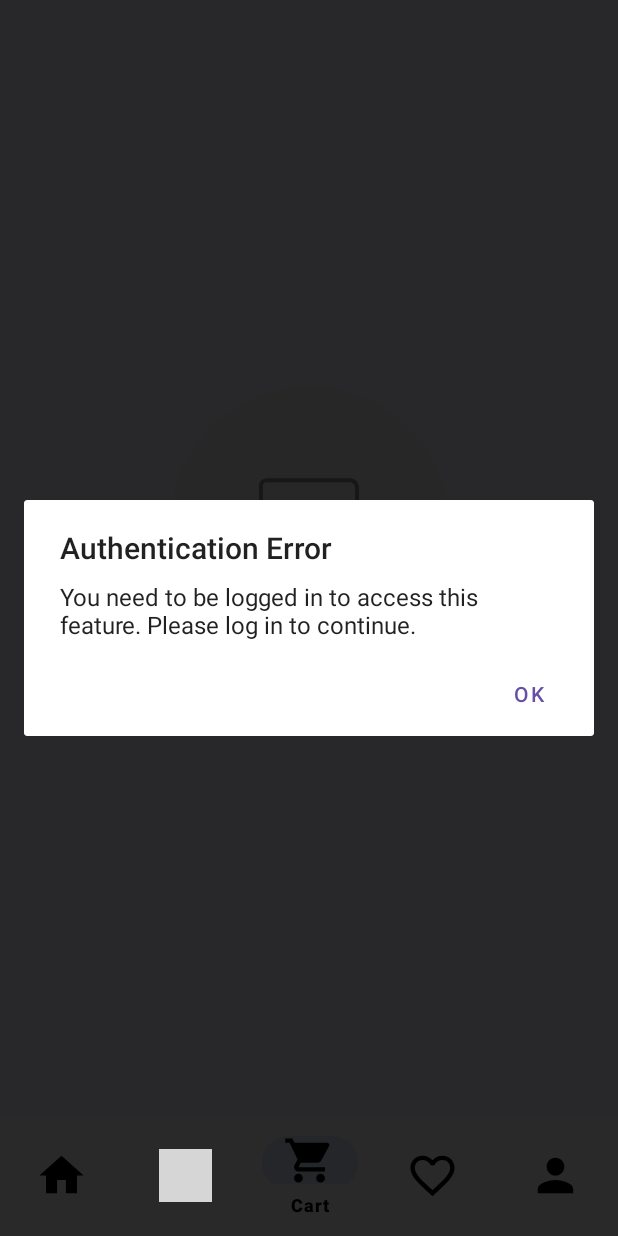
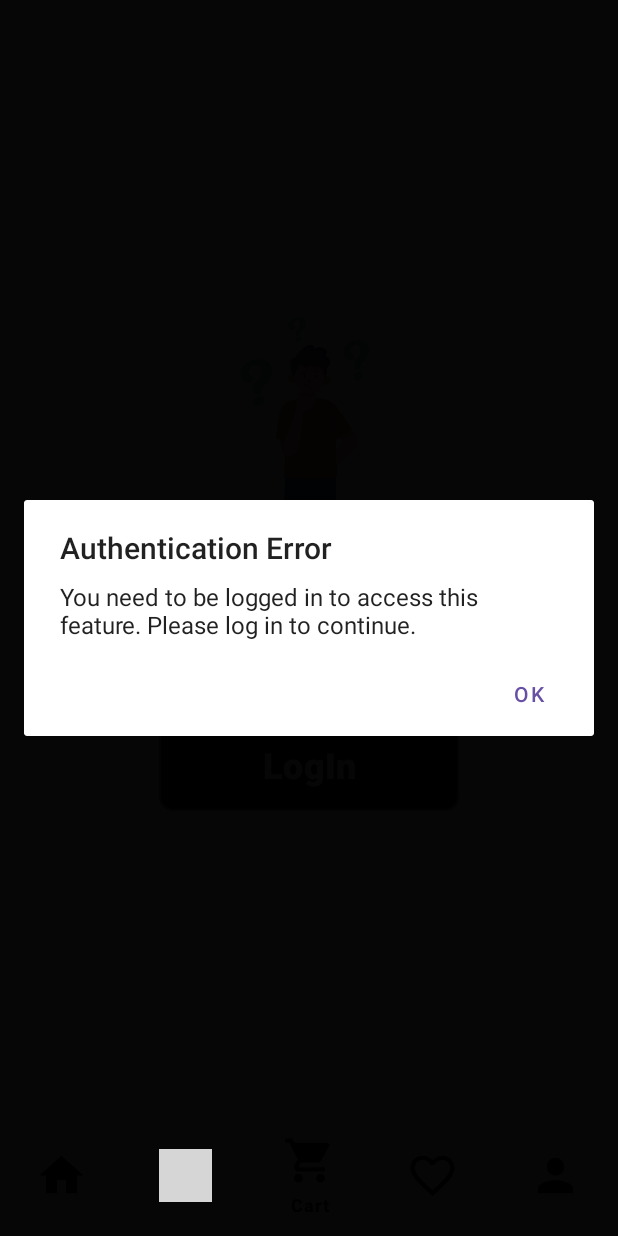
Before and after one commit to hadeer2adel/FashionShop, an Android app: the CartFragment screen opened through its navigation route, item 3 of the bottom bar chosen, on a phone screen of 412 x 824 dp. Run offline under Robolectric (Android 15) with nearby library versions, the phone set to English and light mode, and no system bars; our stand-ins replace navigation-ui; libraries missing offline, so code that uses them is left out: com.smarteist.autoimageslider, nl.bryanderidder.themedtogglebuttongroup; pictures from the network do not load; 6 statements that could not run were skipped; grey boxes are pictures that could not be loaded.

Commit message:
update guest

```diff
--- a/FashionShop/app/src/main/java/com/example/fashionshop/Modules/ShoppingCard/view/CartFragment.kt
+++ b/FashionShop/app/src/main/java/com/example/fashionshop/Modules/ShoppingCard/view/CartFragment.kt
@@ -2,6 +2,7 @@ package com.example.fashionshop.Modules.ShoppingCard.view
 
 import CartFragmentArgs
 import android.app.AlertDialog
+import android.content.Intent
 import android.os.Bundle
 import android.util.Log
 import android.view.LayoutInflater
@@ -20,6 +21,7 @@ import com.example.fashionshop.Model.CustomerData
 import com.example.fashionshop.Model.TaxLineX
 import com.example.fashionshop.Model.inventoryQuantities
 import com.example.fashionshop.Model.originalPrices
+import com.example.fashionshop.Modules.Authentication.view.LoginActivity
 import com.example.fashionshop.Modules.Category.viewModel.CategoryFactory
 import com.example.fashionshop.Modules.Category.viewModel.CategoryViewModel
 import com.example.fashionshop.Modules.ShoppingCard.viewModel.CartFactory
@@ -97,9 +99,13 @@ class CartFragment : Fragment() ,CartListener {
                         is NetworkState.Loading -> {
                             binding.progressBar.visibility = View.VISIBLE
                             binding.recyclerViewCartItems.visibility = View.GONE
+                            binding.emptyView.visibility = View.GONE
+
                         }
                         is NetworkState.Success -> {
                             binding.progressBar.visibility = View.GONE
+                            binding.emptyView.visibility = View.GONE
+
                             val lineItems = response.data.draft_order.line_items
                             if (lineItems.size <= 1) {
                                 binding.recyclerViewCartItems.visibility = View.GONE
@@ -119,6 +125,8 @@ class CartFragment : Fragment() ,CartListener {
                         }
                         is NetworkState.Failure -> {
                             binding.progressBar.visibility = View.GONE
+                            binding.emptyView.visibility = View.GONE
+
                             Snackbar.make(requireView(),response.error.message.toString(), Snackbar.LENGTH_SHORT).show()
                         }
                     }
@@ -143,8 +151,16 @@ class CartFragment : Fragment() ,CartListener {
             }
         }
         else{
+            binding.loginBtn.setOnClickListener {
+                val intent = Intent(requireContext(), LoginActivity::class.java)
+                startActivity(intent)
+            }
             showAlertDialog("Authentication Error" , "You need to be logged in to access this feature. Please log in to continue.")
-            binding.emptyView.visibility = View.VISIBLE
+            binding.emptyView.visibility = View.GONE
+            binding.emptyViewGuest.visibility = View.VISIBLE
+            showAlertDialog("Authentication Error" , "You need to be logged in to access this feature. Please log in to continue.")
+            binding.progressBar.visibility = View.GONE
+
         }
 
 
```
